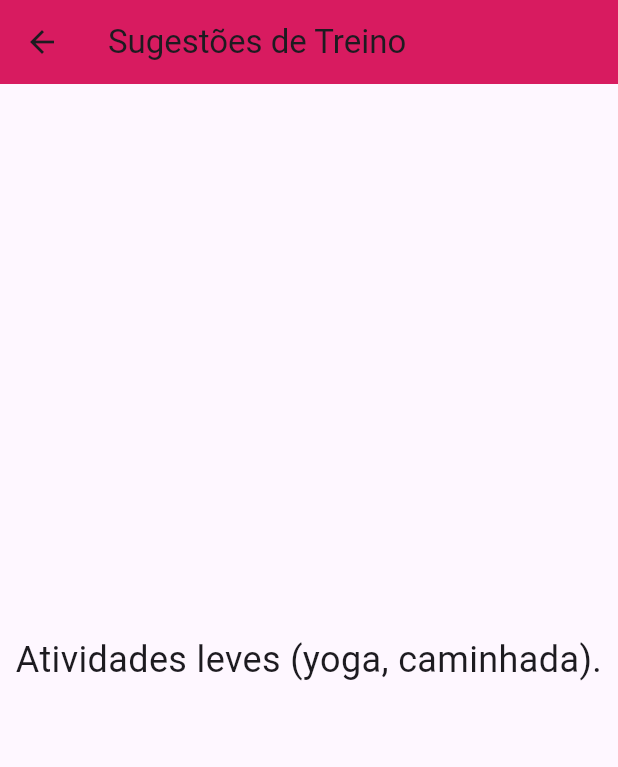
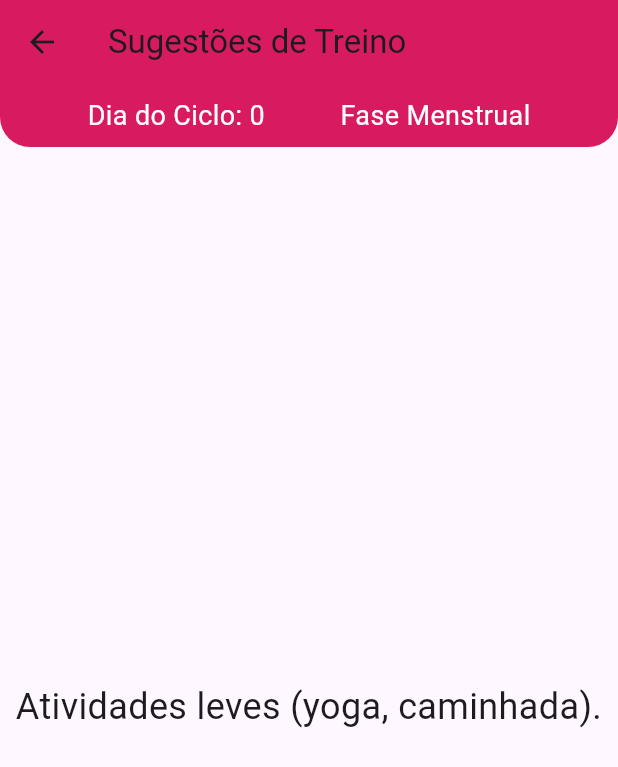
Before and after one commit to MunhozIago244/CicloFit, a Flutter app: the HomePage screen opened directly, after a tap on "Ver Sugestões de Treino", on a phone screen of 412 x 824 dp. Shown: the top 767 px of the screen. Run offline on Flutter 3.47's test engine with Material 3 defaults, Android fonts, the phone set to English and light mode, and no system bars; our stand-ins replace table_calendar.

Commit message:
mudado algumas coisas e adicionado outras

```diff
--- a/mulheres_gym_app/lib/main.dart
+++ b/mulheres_gym_app/lib/main.dart
@@ -104,8 +104,6 @@ class LoginPage extends StatelessWidget {
   }
 }
 
-
-
 class WorkoutSuggestionPage extends StatelessWidget {
   final DateTime periodStartDate;
   final int periodLength;
@@ -118,25 +116,62 @@ class WorkoutSuggestionPage extends StatelessWidget {
     int daysSinceStart = today.difference(periodStartDate).inDays;
 
     String suggestion = _getWorkoutSuggestion(daysSinceStart, periodLength);
+    String cycleDay = (daysSinceStart >= 0) ? 'Dia do Ciclo: ${daysSinceStart % 28}' : 'Ciclo não definido.';
+    String phase = _getPhase(daysSinceStart, periodLength);
 
     return Scaffold(
       appBar: AppBar(
         title: Text('Sugestões de Treino'),
         backgroundColor: Color(0xFFD81B60),
       ),
-      body: Center(
+      body: Column(
+        children: [
+          Container(
+            padding: EdgeInsets.all(8), // Reduzindo o padding
+            decoration: BoxDecoration(
+              color: Color(0xFFD81B60),
+              borderRadius: BorderRadius.vertical(bottom: Radius.circular(20)),
+            ),
+            child: Row(
+              mainAxisAlignment: MainAxisAlignment.spaceEvenly,
+              children: [
+                Column(
+                  children: [
+                    Text(
+                      cycleDay,
+                      style: TextStyle(fontSize: 18, color: Colors.white),
+                    ),
+                  ],
+                ),
+                Column(
+                  children: [
+                    Text(
+                      phase,
+                      style: TextStyle(fontSize: 18, color: Colors.white),
+                    ),
+                  ],
+                ),
+              ],
+            ),
+          ),
+          SizedBox(height: 20),
+          Expanded(
+            child: Center(
               child: Text(
                 suggestion,
                 style: TextStyle(fontSize: 24),
                 textAlign: TextAlign.center,
               ),
             ),
+          ),
+        ],
+      ),
     );
   }
 
   String _getWorkoutSuggestion(int daysSinceStart, int periodLength) {
     if (daysSinceStart < 0) return "Período não definido ainda.";
-    int phase = (daysSinceStart % (28)); // Ciclo típico de 28 dias
+    int phase = (daysSinceStart % 28); // Ciclo típico de 28 dias
 
     if (phase < periodLength) {
       return "Atividades leves (yoga, caminhada).";
@@ -148,9 +183,22 @@ class WorkoutSuggestionPage extends StatelessWidget {
       return "Atividades moderadas e recuperação.";
     }
   }
+
+  String _getPhase(int daysSinceStart, int periodLength) {
+    if (daysSinceStart < 0) return "Ciclo não definido.";
+    int phaseDay = daysSinceStart % 28;
+
+    if (phaseDay < periodLength) {
+      return "Fase Menstrual";
+    } else if (phaseDay < 14) {
+      return "Fase Folicular";
+    } else if (phaseDay < 16) {
+      return "Fase Ovulatória";
+    } else {
+      return "Fase Lútea";
     }
-
-
+  }
+}
 
 class HomePage extends StatefulWidget {
   @override
@@ -162,6 +210,7 @@ class _HomePageState extends State<HomePage> {
   DateTime _periodStartDate = DateTime.now();
   int _periodLength = 5;
   bool _periodSet = false;
+  bool _showCycleInfo = false;
 
   @override
   Widget build(BuildContext context) {
@@ -174,18 +223,70 @@ class _HomePageState extends State<HomePage> {
         padding: const EdgeInsets.all(16.0),
         child: Column(
           children: [
-            ElevatedButton(
+            Row(
+              mainAxisAlignment: MainAxisAlignment.spaceBetween,
+              children: [
+                IconButton(
+                  icon: Icon(Icons.calendar_today),
+                  color: Color(0xFFD81B60),
+                  onPressed: () {
+                    setState(() {
+                      _showCycleInfo = !_showCycleInfo;
+                    });
+                  },
+                ),
+                SizedBox(width: 8),
+                if (_showCycleInfo && _periodSet)
+                  Container(
+                    padding: EdgeInsets.all(8),
+                    decoration: BoxDecoration(
+                      color: Color(0xFFD81B60),
+                      borderRadius: BorderRadius.circular(8),
+                    ),
+                    child: Column(
+                      children: [
+                        Text(
+                          'Ciclo Menstrual: Início em ${_periodStartDate.day}/${_periodStartDate.month}',
+                          style: TextStyle(fontSize: 14, color: Colors.white),
+                        ),
+                        Text(
+                          'Duração: $_periodLength dias',
+                          style: TextStyle(fontSize: 14, color: Colors.white),
+                        ),
+                      ],
+                    ),
+                  ),
+              ],
+            ),
+            SizedBox(height: 20),
+            Row(
+              mainAxisAlignment: MainAxisAlignment.spaceEvenly,
+              children: [
+                SizedBox(
+                  width: 150,
+                  height: 50,
+                  child: ElevatedButton(
                     onPressed: () {
                       _showSetPeriodDialog();
                     },
                     style: ElevatedButton.styleFrom(
                       backgroundColor: Color(0xFFD81B60),
-                padding: EdgeInsets.symmetric(vertical: 16.0),
                     ),
-              child: Text('Definir Período Menstrual'),
-
+                    child: Center(
+                      child: Text(
+                        'Definir Período Menstrual',
+                        style: TextStyle(
+                          color: Colors.black,
+                          fontSize: 14,
                         ),
-            ElevatedButton(
+                      ),
+                    ),
+                  ),
+                ),
+                SizedBox(
+                  width: 150,
+                  height: 50,
+                  child: ElevatedButton(
                     onPressed: () {
                       Navigator.push(
                         context,
@@ -197,36 +298,33 @@ class _HomePageState extends State<HomePage> {
                     },
                     style: ElevatedButton.styleFrom(
                       backgroundColor: Color(0xFFD81B60),
-                padding: EdgeInsets.symmetric(vertical: 16.0),
                     ),
-              child: Text('Ver Sugestões de Treino'),
+                    child: Center(
+                      child: Text(
+                        'Ver Sugestões de Treino',
+                        style: TextStyle(
+                          color: Colors.black,
+                          fontSize: 14,
                         ),
-
+                      ),
+                    ),
+                  ),
+                ),
+              ],
+            ),
             SizedBox(height: 20),
             TableCalendar(
               focusedDay: _selectedDate,
               firstDay: DateTime.now().subtract(Duration(days: 365)),
               lastDay: DateTime.now().add(Duration(days: 365)),
-              calendarStyle: CalendarStyle(
-                selectedDecoration: BoxDecoration(
-                  color: Color(0xFFD81B60),
-                  shape: BoxShape.rectangle,
-                ),
-                todayDecoration: BoxDecoration(
-                  color: Colors.orange,
-                  shape: BoxShape.circle,
-                ),
-                defaultDecoration: BoxDecoration(),
-                weekendDecoration: BoxDecoration(),
-                holidayDecoration: BoxDecoration(),
-              ),
+              calendarFormat: CalendarFormat.month,
+              selectedDayPredicate: (day) {
+                return isSameDay(_selectedDate, day);
+              },
               onDaySelected: (selectedDay, focusedDay) {
                 setState(() {
                   _selectedDate = selectedDay;
                 });
-              },
-              eventLoader: (day) {
-                return _getPeriodDays(_periodStartDate, _periodLength).contains(day) ? [day] : [];
               },
             ),
           ],
@@ -240,7 +338,7 @@ class _HomePageState extends State<HomePage> {
       context: context,
       builder: (context) {
         DateTime startDate = DateTime.now();
-        int length = 5;
+        int length = _periodLength;  // Usar o valor atual de _periodLength como padrão
 
         return AlertDialog(
           title: Text('Defina seu período menstrual'),
@@ -262,7 +360,7 @@ class _HomePageState extends State<HomePage> {
                 keyboardType: TextInputType.number,
                 onChanged: (value) {
                   if (value.isNotEmpty) {
-                    length = int.parse(value);
+                    length = int.parse(value);  // Atualiza o valor de length com a entrada do usuário
                   }
                 },
               ),
@@ -290,12 +388,6 @@ class _HomePageState extends State<HomePage> {
         );
       },
     );
-  }
-
-  List<DateTime> _getPeriodDays(DateTime start, int length) {
-    return List<DateTime>.generate(length, (index) {
-      return start.add(Duration(days: index));
-    });
   }
 }
 
@@ -365,7 +457,7 @@ class RegisterPage extends StatelessWidget {
             SizedBox(height: 16),
             ElevatedButton(
               onPressed: () {
-
+                // Lógica de registro aqui
               },
               style: ElevatedButton.styleFrom(
                 backgroundColor: Color(0xFFD81B60),
```
Lines whose indentation alone changed are shown as unchanged.
